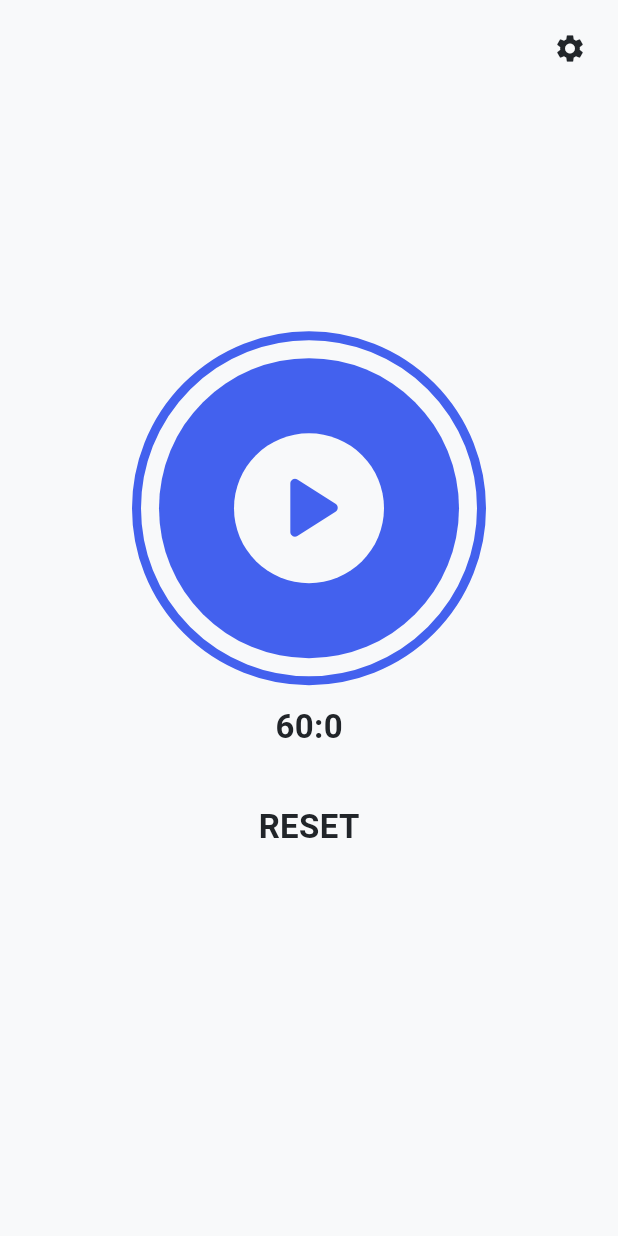
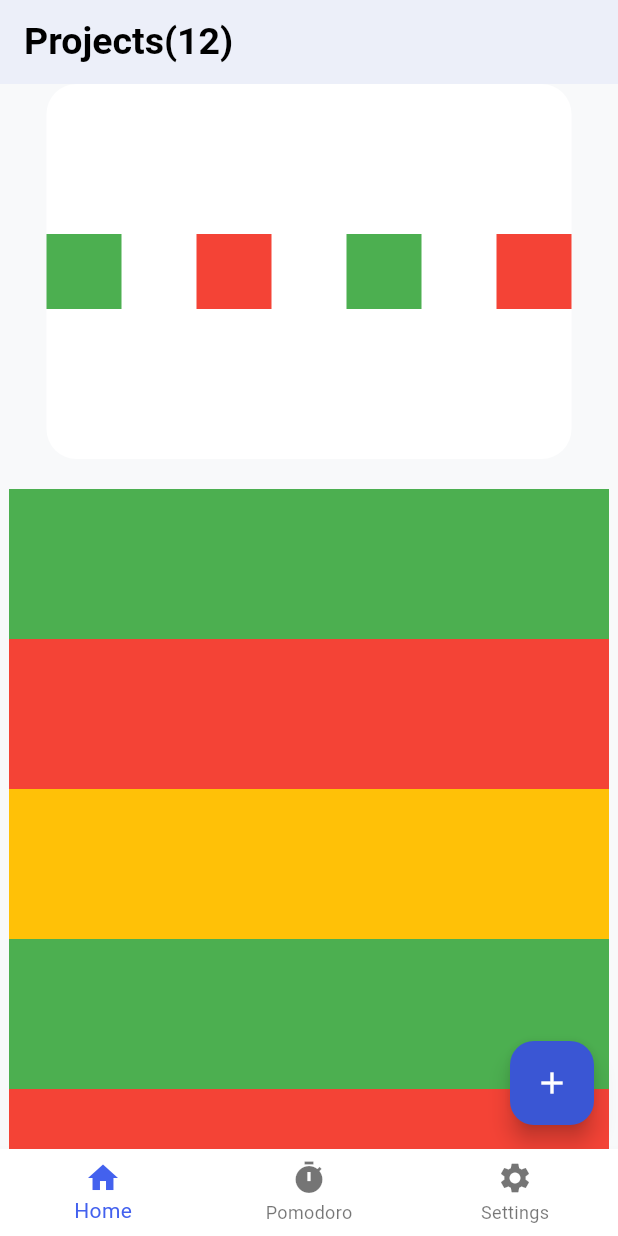
Before and after one commit to 07gitgp01/Notes, a Flutter app: the screen it shows after launch, on a phone screen of 412 x 824 dp. Run offline on Flutter 3.47's test engine with Material 3 defaults, Android fonts, the phone set to English and light mode, and no system bars; our stand-ins replace sqflite, sqflite_common_ffi, vibration; accounts and stored records are empty.

Commit message:
Home, ButtomNavigationBar

```diff
--- a/lib/main.dart
+++ b/lib/main.dart
@@ -11,13 +11,10 @@ import 'package:notes/pages/settings.dart';
 import 'package:path/path.dart' as path;
 import 'package:path_provider/path_provider.dart' as PathProvider;
 
-Future<void> main() async
-{
+Future<void> main() async {
   WidgetsFlutterBinding.ensureInitialized();
 
-  try
-  {
-
+  try {
     // Get database path
     final dbPath = await PathProvider.getApplicationDocumentsDirectory();
     final dbFullPath = path.join(dbPath.path, DB_NAME);
@@ -42,10 +39,7 @@ Future<void> main() async
 
     // Optional: Print database info for debugging
     await _printDatabaseInfo();
-
-  }
-  catch (e, stackTrace)
-  {
+  } catch (e, stackTrace) {
     print('\nERROR: Failed to initialize database');
     print('Error: $e');
     print('Stack trace: $stackTrace\n');
@@ -58,10 +52,8 @@ Future<void> main() async
 }
 
 /// Print database information (for debugging)
-Future<void> _printDatabaseInfo() async
-{
-  try
-  {
+Future<void> _printDatabaseInfo() async {
+  try {
     print('═══════════════════════════════════════');
     print('DATABASE INFORMATION');
     print('═══════════════════════════════════════');
@@ -69,16 +61,13 @@ Future<void> _printDatabaseInfo() async
     // Get all tables
     final tables = await DatabaseProvider.getTables();
     print('Tables (${tables.length}):');
-    for (var table in tables)
-    {
+    for (var table in tables) {
       final count = await DatabaseProvider.getRecordCount(table);
       print('   - $table ($count records)');
     }
 
     print('═══════════════════════════════════════\n');
-  }
-  catch (e)
-  {
+  } catch (e) {
     print('Could not retrieve database info: $e\n');
   }
 }
@@ -145,9 +134,7 @@ class MyApp extends StatelessWidget {
           ),
         ),
         textButtonTheme: TextButtonThemeData(
-          style: TextButton.styleFrom(
-            foregroundColor: AppColors.primary,
-          ),
+          style: TextButton.styleFrom(foregroundColor: AppColors.primary),
         ),
         outlinedButtonTheme: OutlinedButtonThemeData(
           style: OutlinedButton.styleFrom(
@@ -183,10 +170,7 @@ class MyApp extends StatelessWidget {
           ),
           labelStyle: TextStyle(color: AppColors.textSecondary),
           hintStyle: TextStyle(color: AppColors.textHint),
-          errorStyle: TextStyle(
-            color: AppColors.error,
-            fontSize: 12.0,
-          ),
+          errorStyle: TextStyle(color: AppColors.error, fontSize: 12.0),
         ),
         dividerTheme: DividerThemeData(
           color: AppColors.divider,
@@ -202,11 +186,11 @@ class MyApp extends StatelessWidget {
         ),
         useMaterial3: true,
       ),
-      home: Pomodoro(),
+      home: Main(),
       routes: {
         MAIN: (context) => const Main(),
         POMODORO: (context) => const Pomodoro(),
-        POMODORO_SETTINGS: (context)=> const Settings()
+        POMODORO_SETTINGS: (context) => const Settings(),
       },
     );
   }
--- a/lib/pages/main.dart
+++ b/lib/pages/main.dart
@@ -1,4 +1,8 @@
 import 'package:flutter/material.dart';
+import 'package:notes/consts/colors.dart';
+import 'package:notes/pages/Notes/home.dart';
+import 'package:notes/pages/pomodoro/pomodoro.dart';
+import 'package:notes/pages/settings.dart';
 
 class Main extends StatefulWidget {
   const Main({super.key});
@@ -8,8 +12,31 @@ class Main extends StatefulWidget {
 }
 
 class _MainState extends State<Main> {
+  int _currentIndex = 0;
+  final List<Widget> _screens = [Home(), Pomodoro(), Settings()];
+
   @override
   Widget build(BuildContext context) {
-    return const Placeholder();
+    return Scaffold(
+      backgroundColor: AppColors.background,
+      body: _screens[_currentIndex],
+      bottomNavigationBar: BottomNavigationBar(
+        currentIndex: _currentIndex,
+        onTap:
+            (value) => {
+              setState(() {
+                _currentIndex = value;
+              }),
+            },
+        items: [
+          BottomNavigationBarItem(icon: Icon(Icons.home), label: "Home"),
+          BottomNavigationBarItem(icon: Icon(Icons.timer), label: "Pomodoro"),
+          BottomNavigationBarItem(
+            icon: Icon(Icons.settings),
+            label: "Settings",
+          ),
+        ],
+      ),
+    );
   }
 }
--- /dev/null
+++ b/lib/pages/notes/home.dart
@@ -0,0 +1,97 @@
+import 'package:flutter/material.dart';
+import 'package:notes/consts/colors.dart';
+
+class Home extends StatefulWidget {
+  const Home({super.key});
+
+  @override
+  State<Home> createState() => _HomeState();
+}
+
+class _HomeState extends State<Home> {
+  @override
+  Widget build(BuildContext context) {
+    return Scaffold(
+      backgroundColor: AppColors.background,
+      appBar: AppBar(
+        title: Text(
+          "Projects(12)",
+          style: TextStyle(
+            color: Colors.black,
+            fontSize: 25,
+            fontWeight: FontWeight.bold,
+          ),
+        ),
+        backgroundColor: AppColors.background,
+      ),
+      body: SingleChildScrollView(
+        child: Center(
+          child: Column(
+            children: [
+              Container(
+                width: 350,
+                height: 250,
+                decoration: BoxDecoration(
+                  borderRadius: BorderRadius.circular(20),
+                  color: AppColors.card,
+                ),
+                child: Center(
+                  child: Row(
+                    children: [
+                      Expanded(
+                        child: Container(
+                          width: 50,
+                          height: 50,
+                          color: Colors.green,
+                        ),
+                      ),
+                      SizedBox(width: 50),
+                      Expanded(
+                        child: Container(
+                          width: 50,
+                          height: 50,
+                          color: Colors.red,
+                        ),
+                      ),
+                      SizedBox(width: 50),
+                      Expanded(
+                        child: Container(
+                          width: 50,
+                          height: 50,
+                          color: Colors.green,
+                        ),
+                      ),
+                      SizedBox(width: 50),
+                      Expanded(
+                        child: Container(
+                          width: 50,
+                          height: 50,
+                          color: Colors.red,
+                        ),
+                      ),
+                    ],
+                  ),
+                ),
+              ),
+              SizedBox(height: 20),
+              Container(width: 400, height: 100, color: Colors.green),
+              Container(width: 400, height: 100, color: Colors.red),
+              Container(width: 400, height: 100, color: Colors.amber),
+              Container(width: 400, height: 100, color: Colors.green),
+              Container(width: 400, height: 100, color: Colors.red),
+              Container(width: 400, height: 100, color: Colors.green),
+              Container(width: 400, height: 100, color: Colors.red),
+              Container(width: 400, height: 100, color: Colors.amber),
+              Container(width: 400, height: 100, color: Colors.green),
+              Container(width: 400, height: 100, color: Colors.red),
+            ],
+          ),
+        ),
+      ),
+      floatingActionButton: FloatingActionButton(
+        onPressed: () {},
+        child: Icon(Icons.add),
+      ),
+    );
+  }
+}
```
